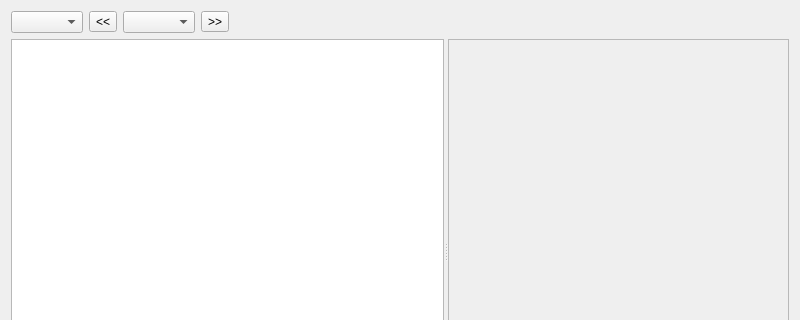
Above: PreCourlis/ui/profile_dialog_base.ui from nixsosx2032/PreCourlis before the change; both pictures show x 0 to 800 and y 0 to 320 of the 800 by 600 pixel window. Below: the same form after it.
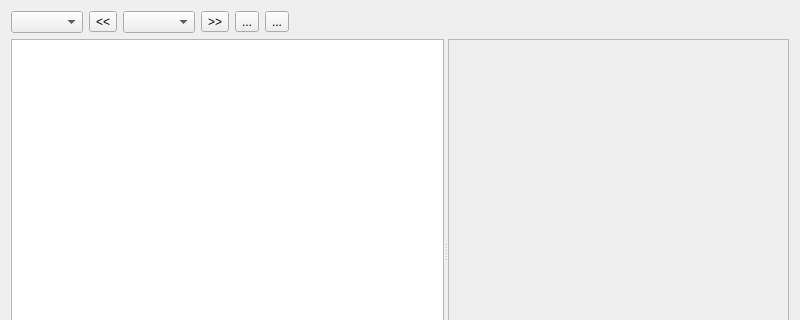
That is the form after the change. Custom widgets are drawn as their Qt base class.

Commit message: Add undo and redo buttons and shortcuts

Patch:
```diff
--- a/PreCourlis/ui/profile_dialog_base.ui
+++ b/PreCourlis/ui/profile_dialog_base.ui
@@ -18,7 +18,7 @@
   </property>
   <layout class="QVBoxLayout" name="verticalLayout_2">
    <item>
-    <layout class="QHBoxLayout" name="sectionSelectionLayout" stretch="0,0,0,0,0">
+    <layout class="QHBoxLayout" name="sectionSelectionLayout" stretch="0,0,0,0,0,0,0">
      <item>
       <widget class="QgsMapLayerComboBox" name="layerComboBox">
        <property name="sizePolicy">
@@ -59,6 +59,20 @@
        </property>
       </widget>
      </item>
+     <item>
+      <widget class="QToolButton" name="undoButton">
+       <property name="text">
+        <string>...</string>
+       </property>
+      </widget>
+     </item>
+     <item>
+      <widget class="QToolButton" name="redoButton">
+       <property name="text">
+        <string>...</string>
+       </property>
+      </widget>
+     </item>
      <item>
       <spacer name="horizontalSpacer">
        <property name="orientation">
```
The commit also changes 1 other file.
